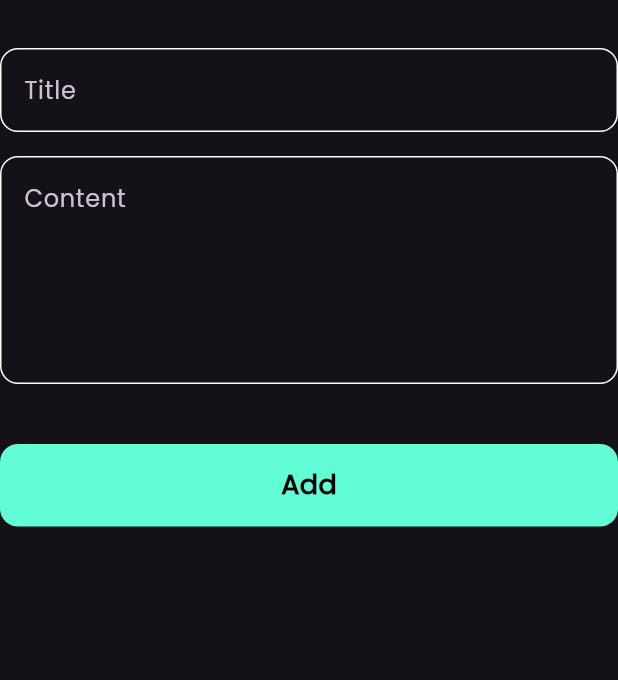
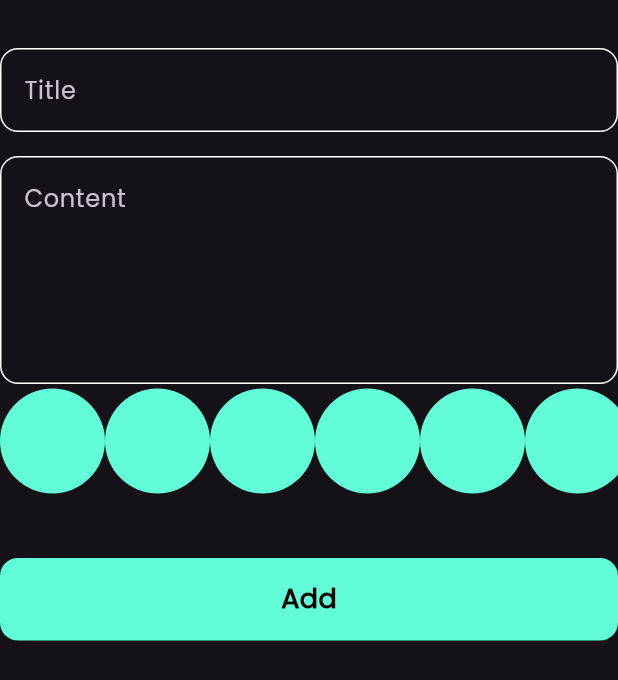
Before and after one commit to fares324/notely, a Flutter app: the AddNoteForm widget shown alone on an empty page, opened directly, on a phone screen of 412 x 824 dp. Shown: the top 680 px of the screen. Run offline on Flutter 3.47's test engine with Material 3 defaults, Android fonts, the phone set to English and light mode, and no system bars; our stand-ins replace bloc, flutter_bloc, hive, hive_flutter; accounts and stored records are empty.

Commit message:
colors list view done

```diff
--- a/lib/views/widgets/add_note_form.dart
+++ b/lib/views/widgets/add_note_form.dart
@@ -1,8 +1,10 @@
 import 'package:flutter/material.dart';
 import 'package:flutter_bloc/flutter_bloc.dart';
 import 'package:intl/intl.dart';
+import 'package:notely/constants.dart';
 import 'package:notely/cubits/add_note_cubit/add_note_cubit.dart';
 import 'package:notely/models/note_model.dart';
+import 'package:notely/views/widgets/colors_list_view.dart';
 import 'package:notely/views/widgets/custom_button.dart';
 import 'package:notely/views/widgets/custom_tesxt_field.dart';
 
@@ -45,6 +47,7 @@ class _AddNoteFormState extends State<AddNoteForm> {
             hintText: 'Content',
             maxLines: 5,
           ),
+          ColorsListView(),
           SizedBox(
             height: 40,
           ),
@@ -56,7 +59,8 @@ class _AddNoteFormState extends State<AddNoteForm> {
                   if (formKey.currentState!.validate()) {
                     formKey.currentState!.save();
                     var currentDate = DateTime.now();
-                    var formatedCurrentDate = DateFormat.yMEd().format(currentDate);
+                    var formatedCurrentDate =
+                        DateFormat.yMEd().format(currentDate);
                     var noteModel = NoteModel(
                         title: title!,
                         subtitle: subTitle!,
--- /dev/null
+++ b/lib/views/widgets/colors_list_view.dart
@@ -0,0 +1,33 @@
+
+import 'package:flutter/material.dart';
+import 'package:notely/constants.dart';
+
+class ColorItem extends StatelessWidget {
+  const ColorItem({super.key});
+
+  @override
+  Widget build(BuildContext context) {
+    return CircleAvatar(
+      radius: 35,
+      backgroundColor: kprimaryClor,
+    );
+  }
+}
+
+class ColorsListView extends StatelessWidget {
+  const ColorsListView({super.key});
+
+  @override
+  Widget build(BuildContext context) {
+    return SizedBox(
+      height: 38*2,
+      child: ListView.builder(
+        scrollDirection: Axis.horizontal,
+        itemCount: 10,
+        itemBuilder: (context, index) {
+          return ColorItem();
+        },
+      ),
+    );
+  }
+}
--- a/lib/views/widgets/edit_note_view_body.dart
+++ b/lib/views/widgets/edit_note_view_body.dart
@@ -67,7 +67,9 @@ class _EditNoteViewBodyState extends State<EditNoteViewBody> {
               builder: (context) {
                 return AlertDialog(
                   title: Text('Note Updated'),
-                  content: Text('Your note has been updated successfully.'),
+                  content: Text('Your note has been updated successfully.',style: TextStyle(
+                    fontSize: 16
+                  ),),
                   actions: [
                     TextButton(
                       onPressed: () {
```
